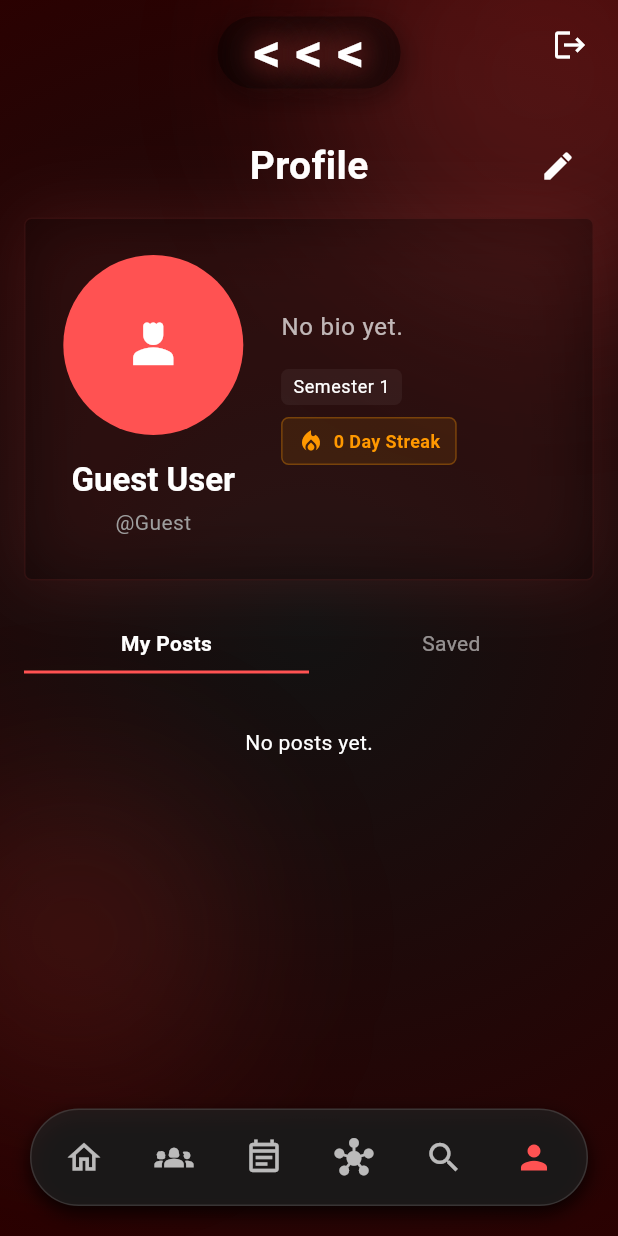
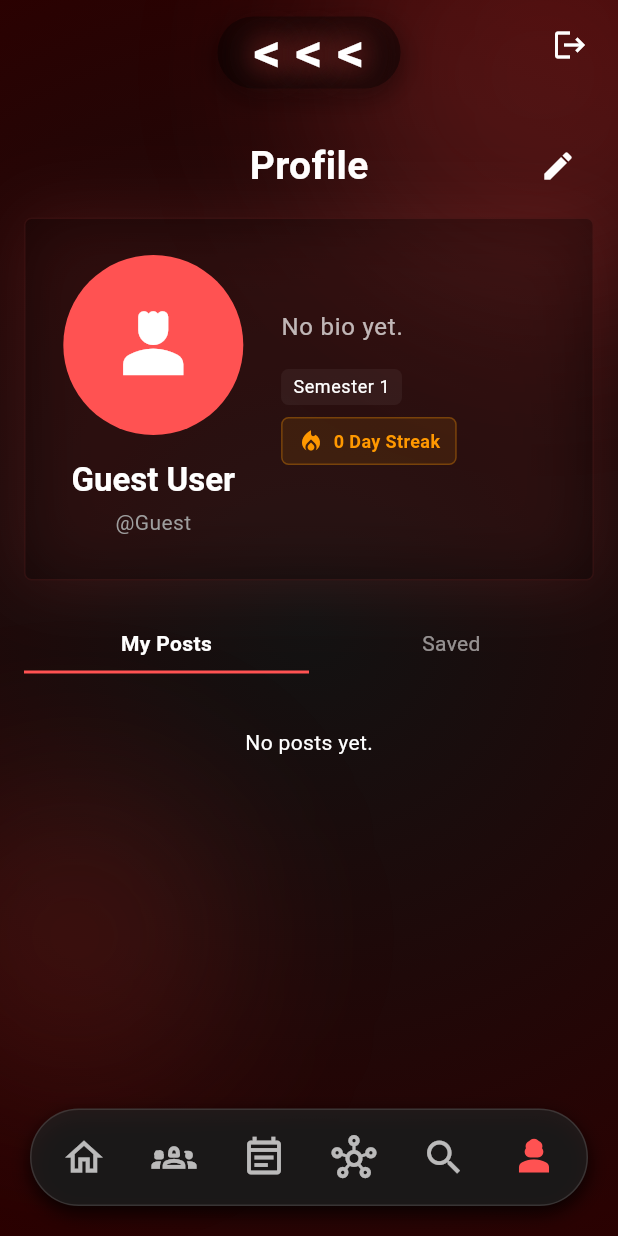
Before and after one commit to atharvesting/ccc, a Flutter app: the ProfilePage screen opened directly, on a phone screen of 412 x 824 dp. Run offline on Flutter 3.47's test engine with Material 3 defaults, Android fonts, the phone set to English and light mode, and no system bars; our stand-ins replace cloud_firestore, firebase_auth, firebase_core, image_picker, supabase_flutter; missing offline and left inert: firebase_ui_auth; accounts and stored records are empty.

Commit message:
2026-01-10: Fixed Bugs for Demo

```diff
--- a/lib/pages/create_post_page.dart
+++ b/lib/pages/create_post_page.dart
@@ -246,13 +246,16 @@ class _CreatePostDialogState extends State<CreatePostDialog> {
                         children: [
                           TextField(
                             controller: _contentController,
-                            maxLines: 5,
+                            maxLines: 7,
+                            keyboardType: TextInputType.multiline, // Added: Helps browser optimization on web
                             style: const TextStyle(color: Colors.white),
                             cursorColor: themeColor,
                             decoration: const InputDecoration(
                               hintText: "What did you learn or build today?",
                               hintStyle: TextStyle(color: Colors.white30),
                               border: InputBorder.none,
+                              alignLabelWithHint: true, // Added: Fixes double-render glitch on Web for multiline fields
+                              hintMaxLines: 5, // Added: Ensures hint behaves consistently with input area
                             ),
                           ),
                           const SizedBox(height: 10),
--- a/lib/pages/profile_page.dart
+++ b/lib/pages/profile_page.dart
@@ -168,6 +168,7 @@ class _ProfilePageState extends State<ProfilePage> { // Removed SingleTickerProv
             width: 800,
             child: TextField(
               controller: _bioController,
+              keyboardType: TextInputType.multiline,
               maxLength: 250,
               maxLines: 10,
               minLines: 5,
@@ -441,7 +442,7 @@ class _ProfilePageState extends State<ProfilePage> { // Removed SingleTickerProv
                                       const CircleAvatar(
                                         radius: 60,
                                         backgroundColor: Colors.redAccent,
-                                        child: Icon(Icons.person_4, size: 40, color: Colors.white),
+                                        child: Icon(Icons.person_4, size: 60, color: Colors.white),
                                       ),
                                       const SizedBox(height: 16),
                                       _isEditing
--- a/lib/pages/search_page.dart
+++ b/lib/pages/search_page.dart
@@ -99,6 +99,7 @@ class _SearchPageState extends State<SearchPage> {
                       // color: Colors.white.withValues(alpha: 0.1),
                       child: TextField(
                         controller: _searchController,
+                        keyboardType: TextInputType.multiline,
                         autofocus: true,
                         style: const TextStyle(color: Colors.white),
                         decoration: const InputDecoration(
--- a/lib/widgets.dart
+++ b/lib/widgets.dart
@@ -747,11 +747,11 @@ class GlobalScaffold extends StatelessWidget {
                   mainAxisAlignment: MainAxisAlignment.spaceEvenly,
                   children: [
                     _buildNavItem(context, Icons.home_outlined, Icons.home, 0),
-                    _buildNavItem(context, Icons.groups_2, Icons.groups, 1),
+                    _buildNavItem(context, Icons.groups_2_outlined, Icons.groups_2, 1),
                     _buildNavItem(context, Icons.event_note_outlined, Icons.event_note, 2),
-                    _buildNavItem(context, Icons.hub, Icons.hub, 3),
-                    _buildNavItem(context, Icons.search, Icons.search, 4),
-                    _buildNavItem(context, Icons.person_3, Icons.person, 5),
+                    _buildNavItem(context, Icons.hub_outlined, Icons.hub, 3),
+                    _buildNavItem(context, Icons.search_outlined, Icons.search, 4),
+                    _buildNavItem(context, Icons.person_3_outlined, Icons.person_3, 5),
                   ],
                 ),
               ),
@@ -774,7 +774,7 @@ class GlobalScaffold extends StatelessWidget {
         child: Icon(
           isSelected ? selectedIcon : icon,
           color: isSelected ? Colors.redAccent : Colors.white70,
-          size: 26,
+          size: 30,
         ),
       ),
     );
```
Also changed, not shown: lib/pages/auth_page.dart (+27 -0 lines), lib/pages/onboarding_page.dart (+7 -1 lines), lib/services/database_service.dart (+11 -2 lines), 2 other files.
